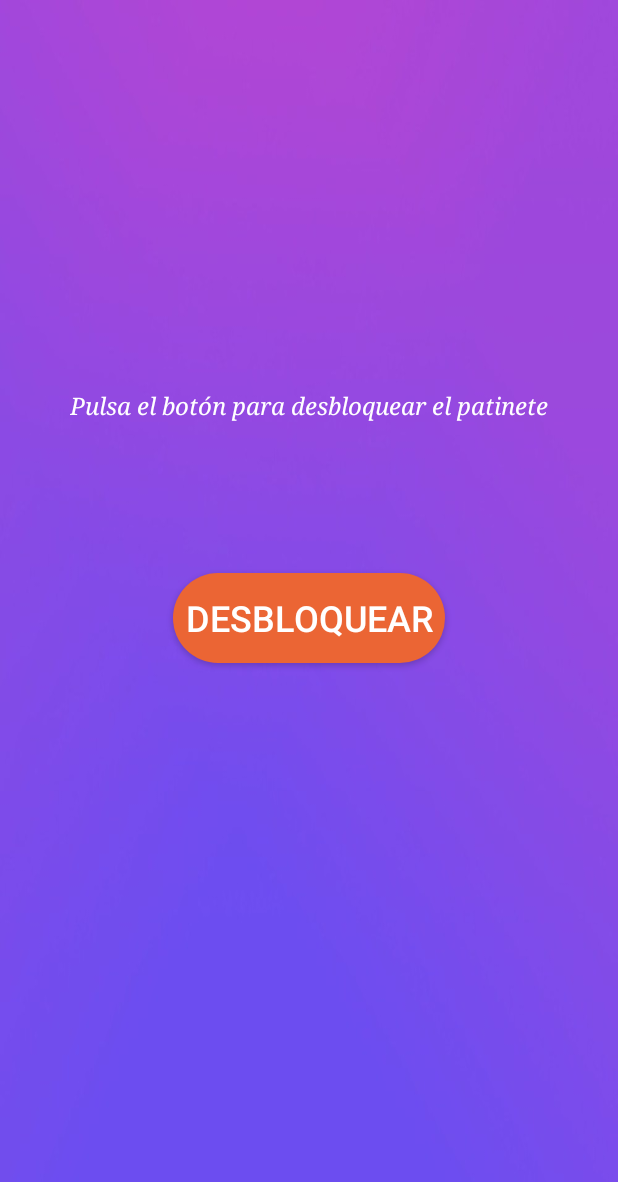
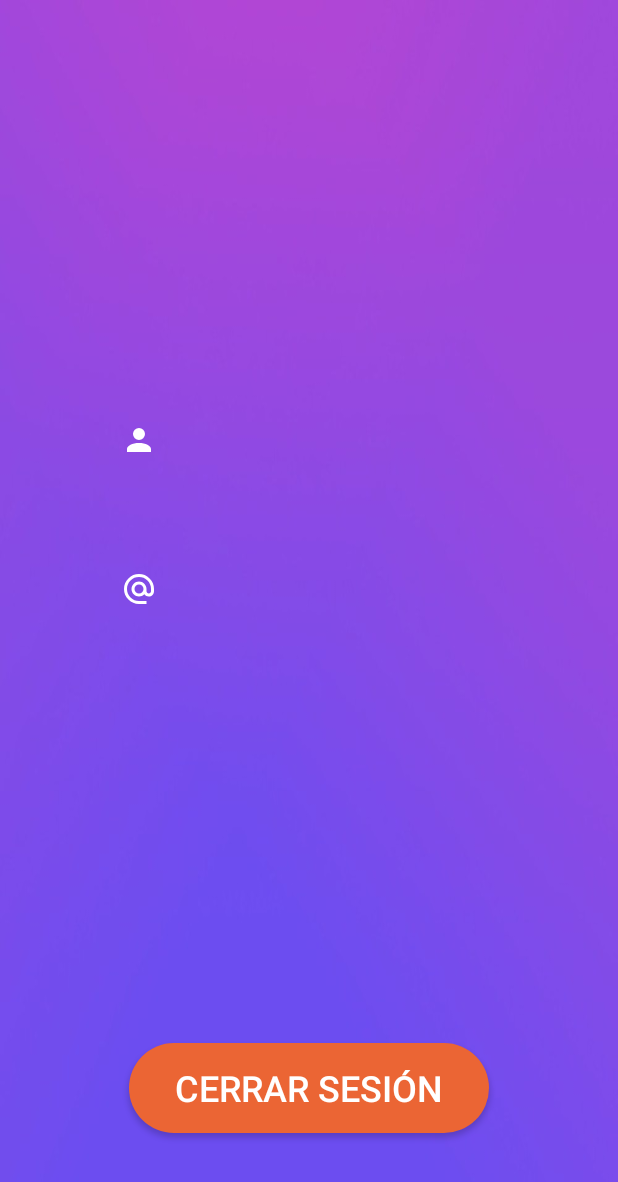
Before and after one commit to adguez27/IoT-Project, an Android app: the fragment Tab3 shown on its own in the app's theme, on a phone screen of 412 x 824 dp. Shown: the top 1182 px of the screen. Run offline under Robolectric (Android 15) with nearby library versions, the phone set to English and light mode, and no system bars; our stand-ins replace Firebase (no records; nobody signed in at launch, a user with empty details on screens opened directly); libraries missing offline, so code that uses them is left out: com.firebase.ui.

Commit message:
Tab Usuario

```diff
--- a/Patinator/app/src/main/java/com/alexd/patinator/LoginActivity.java
+++ b/Patinator/app/src/main/java/com/alexd/patinator/LoginActivity.java
@@ -28,7 +28,7 @@ public class LoginActivity extends AppCompatActivity {
         //inicio de sesion
         FirebaseUser usuario = FirebaseAuth.getInstance().getCurrentUser();
 
-   //     String nombre = usuario.getDisplayName();
+         //String nombre = usuario.getDisplayName();
         /*
         String correo = usuario.getEmail();
         String telefono = usuario.getPhoneNumber();
@@ -37,7 +37,7 @@ public class LoginActivity extends AppCompatActivity {
         String proveedor = usuario.getProviderId();
         */
         if (usuario != null) {
-            Toast.makeText(this, "inicia sesión: " +
+            Toast.makeText(this, "Inicia sesión: " +
                     usuario.getDisplayName()+" - "+ usuario.getEmail()+" - "+
                     usuario.getProviders().get(0),Toast.LENGTH_LONG).show();
             Intent i = new Intent(this, MainActivity.class);
--- a/Patinator/app/src/main/java/com/alexd/patinator/Tab3.java
+++ b/Patinator/app/src/main/java/com/alexd/patinator/Tab3.java
@@ -1,33 +1,55 @@
 package com.alexd.patinator;
 
+import android.content.Intent;
 import android.os.Bundle;
 import android.view.LayoutInflater;
 import android.view.View;
 import android.view.ViewGroup;
-import android.widget.EditText;
+import android.widget.Button;
 import android.widget.TextView;
 
+import androidx.annotation.NonNull;
 import androidx.fragment.app.Fragment;
 
+import com.firebase.ui.auth.AuthUI;
+import com.google.android.gms.tasks.OnCompleteListener;
+import com.google.android.gms.tasks.Task;
+import com.google.firebase.auth.FirebaseAuth;
+import com.google.firebase.auth.FirebaseUser;
+
 public class Tab3 extends Fragment {
+@Override
+public void onCreate(Bundle savedInstanceState){
+        super.onCreate(savedInstanceState);
+        }
 
-        @Override
-        public void onCreate(Bundle savedInstanceState) {
+@Override
+public View onCreateView(LayoutInflater inflater, ViewGroup container,
+                         Bundle savedInstanceState){
+        View view = inflater.inflate(R.layout.tab3,container,false);
 
-                super.onCreate(savedInstanceState);
+        Button cerrarSesion =(Button) view.findViewById(R.id.btn_cerrar_sesion);
+        cerrarSesion.setOnClickListener(new View.OnClickListener() {
+                public void onClick(View view) {
+                        AuthUI.getInstance().signOut(getActivity()) .addOnCompleteListener(new OnCompleteListener<Void>() {
+                                @Override public void onComplete(@NonNull Task<Void> task) {
+                                        Intent i = new Intent(getActivity(),LoginActivity.class);
+                                        i.addFlags(Intent.FLAG_ACTIVITY_CLEAR_TOP
+                                                | Intent.FLAG_ACTIVITY_NEW_TASK
+                                                | Intent.FLAG_ACTIVITY_CLEAR_TASK);
+                                        startActivity(i);
+                                        getActivity().finish();
+                                }
+                        });
+                }
+        });
 
+        FirebaseUser usuario = FirebaseAuth.getInstance().getCurrentUser();
+        TextView nombre = view.findViewById(R.id.nombre);
+        nombre.setText(usuario.getDisplayName().toString());
+        TextView correo = view.findViewById(R.id.correo);
+        correo.setText(usuario.getEmail());
+        return view;
 
         }
-
-
-        @Override
-        public View onCreateView(LayoutInflater inflater, ViewGroup container,
-                                 Bundle savedInstanceState) {
-
-
-                View view = inflater.inflate(R.layout.tab3, container, false);
-
-
-                return view;
         }
-}
--- a/Patinator/app/src/main/java/com/alexd/patinator/UsuarioFragment.java
+++ b/Patinator/app/src/main/java/com/alexd/patinator/UsuarioFragment.java
@@ -22,7 +22,7 @@ public class UsuarioFragment extends Fragment {
     public View onCreateView(LayoutInflater inflador,
                              ViewGroup contenedor, Bundle savedInstanceState) {
 
-        View vista = inflador.inflate(R.layout.fragment_usuario,
+        View vista = inflador.inflate(R.layout.tab3,
                 contenedor, false);
 
         Button cerrarSesion =(Button) vista.findViewById(R.id.btn_cerrar_sesion);
@@ -44,6 +44,8 @@ public class UsuarioFragment extends Fragment {
         FirebaseUser usuario = FirebaseAuth.getInstance().getCurrentUser();
         TextView nombre = vista.findViewById(R.id.nombre);
         nombre.setText(usuario.getDisplayName());
+        TextView correo = vista.findViewById(R.id.correo);
+        correo.setText(usuario.getEmail());
         return vista;
     }
 }
--- /dev/null
+++ b/Patinator/app/src/main/res/drawable/mail.xml
@@ -0,0 +1,8 @@
+<?xml version="1.0" encoding="utf-8"?>
+<vector xmlns:android="http://schemas.android.com/apk/res/android"
+    android:height="24dp"
+    android:width="24dp"
+    android:viewportWidth="24"
+    android:viewportHeight="24">
+    <path android:fillColor="#ffffff" android:pathData="M12,15C12.81,15 13.5,14.7 14.11,14.11C14.7,13.5 15,12.81 15,12C15,11.19 14.7,10.5 14.11,9.89C13.5,9.3 12.81,9 12,9C11.19,9 10.5,9.3 9.89,9.89C9.3,10.5 9,11.19 9,12C9,12.81 9.3,13.5 9.89,14.11C10.5,14.7 11.19,15 12,15M12,2C14.75,2 17.1,3 19.05,4.95C21,6.9 22,9.25 22,12V13.45C22,14.45 21.65,15.3 21,16C20.3,16.67 19.5,17 18.5,17C17.3,17 16.31,16.5 15.56,15.5C14.56,16.5 13.38,17 12,17C10.63,17 9.45,16.5 8.46,15.54C7.5,14.55 7,13.38 7,12C7,10.63 7.5,9.45 8.46,8.46C9.45,7.5 10.63,7 12,7C13.38,7 14.55,7.5 15.54,8.46C16.5,9.45 17,10.63 17,12V13.45C17,13.86 17.16,14.22 17.46,14.53C17.76,14.84 18.11,15 18.5,15C18.92,15 19.27,14.84 19.57,14.53C19.87,14.22 20,13.86 20,13.45V12C20,9.81 19.23,7.93 17.65,6.35C16.07,4.77 14.19,4 12,4C9.81,4 7.93,4.77 6.35,6.35C4.77,7.93 4,9.81 4,12C4,14.19 4.77,16.07 6.35,17.65C7.93,19.23 9.81,20 12,20H17V22H12C9.25,22 6.9,21 4.95,19.05C3,17.1 2,14.75 2,12C2,9.25 3,6.9 4.95,4.95C6.9,3 9.25,2 12,2Z" />
+</vector>
--- /dev/null
+++ b/Patinator/app/src/main/res/drawable/person.xml
@@ -0,0 +1,8 @@
+<?xml version="1.0" encoding="utf-8"?>
+<vector xmlns:android="http://schemas.android.com/apk/res/android"
+    android:height="24dp"
+    android:width="24dp"
+    android:viewportWidth="24"
+    android:viewportHeight="24">
+    <path android:fillColor="#ffffff" android:pathData="M12,4A4,4 0 0,1 16,8A4,4 0 0,1 12,12A4,4 0 0,1 8,8A4,4 0 0,1 12,4M12,14C16.42,14 20,15.79 20,18V20H4V18C4,15.79 7.58,14 12,14Z" />
+</vector>
--- a/Patinator/app/src/main/res/layout/tab3.xml
+++ b/Patinator/app/src/main/res/layout/tab3.xml
@@ -7,33 +7,71 @@
     android:background="@drawable/bck2"
     >
 
+
     <TextView
-        android:id="@+id/textView"
-        android:layout_width="wrap_content"
-        android:layout_height="wrap_content"
-        android:text="@string/pulsa_el_bot_n_para_desbloquear_el_patinete"
+        android:id="@+id/nombre"
+        android:layout_width="171dp"
+        android:layout_height="30dp"
+        android:gravity="center"
         android:textColor="#ffffff"
-        android:textSize="16sp"
-        android:textStyle="italic"
-        android:typeface="serif"
-        app:layout_constraintBottom_toTopOf="@+id/bSeleccionarPatinete"
+        android:textSize="18sp"
+        android:visibility="visible"
+        app:layout_constraintBottom_toBottomOf="parent"
         app:layout_constraintEnd_toEndOf="parent"
         app:layout_constraintStart_toStartOf="parent"
         app:layout_constraintTop_toTopOf="parent"
-        app:layout_constraintVertical_bias="0.72" />
+        app:layout_constraintVertical_bias="0.35" />
+
+    <TextView
+        android:id="@+id/correo"
+        android:layout_width="171dp"
+        android:layout_height="30dp"
+        android:gravity="center"
+        android:textColor="#ffffff"
+        android:textSize="18sp"
+        app:layout_constraintBottom_toBottomOf="parent"
+        app:layout_constraintEnd_toEndOf="parent"
+        app:layout_constraintStart_toStartOf="parent"
+        app:layout_constraintTop_toTopOf="parent"
+        app:layout_constraintVertical_bias="0.475" />
+
     <Button
-        android:id="@+id/bSeleccionarPatinete"
-        android:layout_width="wrap_content"
+        android:id="@+id/btn_cerrar_sesion"
+        android:layout_width="240sp"
         android:layout_height="wrap_content"
         android:background="@drawable/buttonshape"
-        android:onClick="SeleccionPatinete"
-        android:text="@string/desbloquear"
+        android:text="@string/cerrar_sesi_n"
         android:textColor="#FFFFFF"
         android:textSize="24sp"
         app:layout_constraintBottom_toBottomOf="parent"
         app:layout_constraintEnd_toEndOf="parent"
         app:layout_constraintStart_toStartOf="parent"
-        app:layout_constraintTop_toTopOf="parent" />
+        app:layout_constraintTop_toTopOf="parent"
+        app:layout_constraintVertical_bias="0.90999997" />
 
+    <Button
+        android:id="@+id/icono_person"
+        android:layout_width="wrap_content"
+        android:layout_height="wrap_content"
+        android:background="#00FFFFFF"
+        android:clickable="false"
+        android:drawableEnd="@drawable/person"
+        style="?android:attr/borderlessButtonStyle"
+        app:layout_constraintBottom_toBottomOf="@+id/nombre"
+        app:layout_constraintEnd_toStartOf="@+id/nombre"
+        app:layout_constraintStart_toStartOf="parent"
+        app:layout_constraintTop_toTopOf="@+id/nombre" />
+
+    <Button
+        android:id="@+id/icono_email"
+        android:layout_width="wrap_content"
+        android:layout_height="wrap_content"
+        android:background="#00FFFFFF"
+        android:drawableEnd="@drawable/mail"
+        style="?android:attr/borderlessButtonStyle"
+        app:layout_constraintBottom_toBottomOf="@+id/correo"
+        app:layout_constraintEnd_toStartOf="@+id/correo"
+        app:layout_constraintStart_toStartOf="parent"
+        app:layout_constraintTop_toTopOf="@+id/correo" />
 
 </androidx.constraintlayout.widget.ConstraintLayout>
--- a/Patinator/app/src/main/res/menu/menu_main.xml
+++ b/Patinator/app/src/main/res/menu/menu_main.xml
@@ -10,10 +10,4 @@
         android:orderInCategory="5"
         app:showAsAction="never"/>
 
-    <item android:id="@+id/menu_usuario"
-        android:title="Perfil de Usuario"
-        android:icon="@android:drawable/ic_menu_info_details"
-        android:orderInCategory="1"
-        app:showAsAction="always|withText"/>
-
 </menu>
--- a/Patinator/app/src/main/res/values/strings.xml
+++ b/Patinator/app/src/main/res/values/strings.xml
@@ -9,4 +9,5 @@
     <string name="title_activity_maps2">Mapa</string>
     <string name="con_patinator_no_volver_s_a_llegar_tarde_encuentra_el_patinete_m_s_cercano_pulsando_el_bot_n_y_sorpr_ndete">"Pulsa el botón para encontrar el patinete más cercano."</string>
     <string name="pulsa_el_bot_n_para_desbloquear_el_patinete">Pulsa el botón para desbloquear el patinete</string>
+    <string name="cerrar_sesi_n">Cerrar sesión</string>
 </resources>
```
Also changed, not shown: Patinator/app/src/main/java/com/alexd/patinator/MainActivity.java (+3 -12 lines), Patinator/app/src/main/java/com/alexd/patinator/Tab2.java (added, +31 -0 lines), Patinator/app/src/main/java/com/alexd/patinator/Tab4.java (deleted, +0 -22 lines), Patinator/app/src/main/res/layout/tab2.xml (added, +39 -0 lines), Patinator/app/src/main/res/layout/tab4.xml (deleted, +0 -12 lines), 3 other files.
